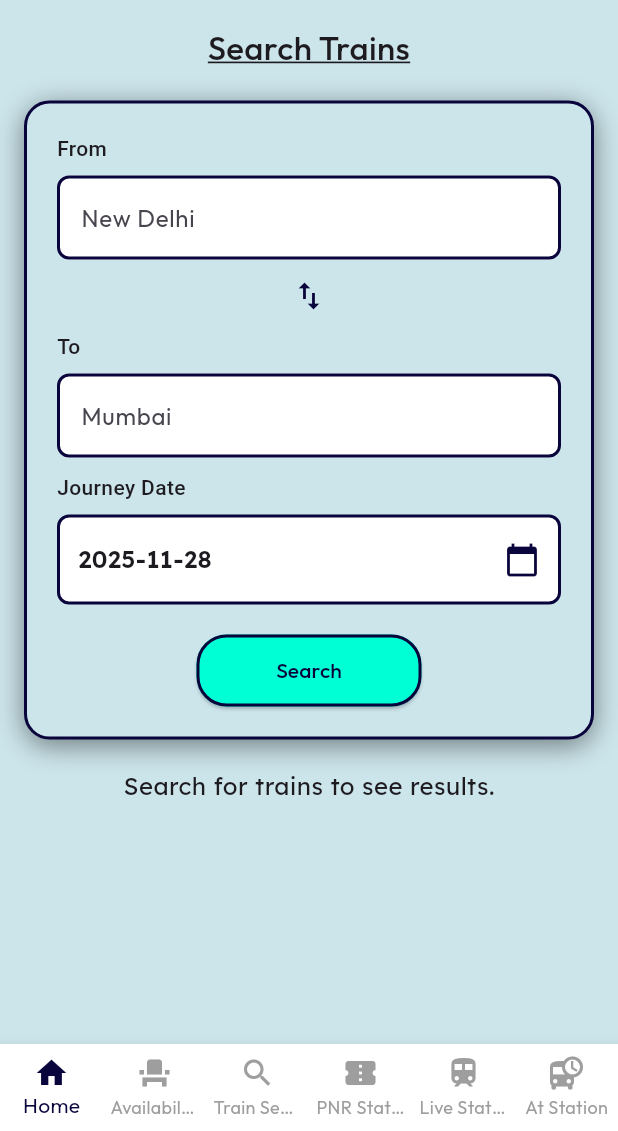
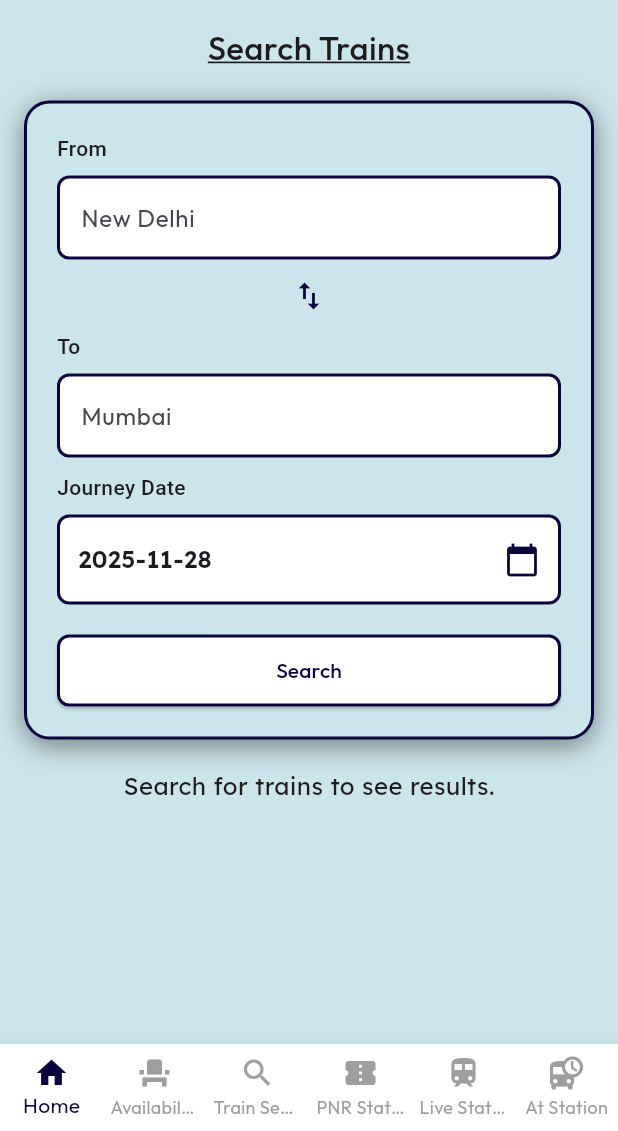
Before and after one commit to kunal7236/easy_rail_app, a Flutter app: the screen it shows after launch, on a phone screen of 412 x 824 dp, the part 105-1236 px from its top. Run offline on Flutter 3.47's test engine with Material 3 defaults, Android fonts, the phone set to English and light mode, and no system bars; our stand-ins replace flutter_dotenv, scrollable_positioned_list; Roboto replaces fonts that are missing (Lemonada, Montserrat).

Commit message:
made the search button wide and white in home_screen

```diff
--- a/lib/screens/home_screen.dart
+++ b/lib/screens/home_screen.dart
@@ -110,16 +110,8 @@ class _HomeScreenState extends State<HomeScreen> {
 
                 // Search Button
                 SizedBox(
-                  width: 150,
+                  width: double.infinity,
                   child: ElevatedButton(
-                    style: ElevatedButton.styleFrom(
-                      backgroundColor: const Color(
-                        0xFF01FFD5,
-                      ), // Your hover color
-                      shape: RoundedRectangleBorder(
-                        borderRadius: BorderRadius.circular(20.0),
-                      ),
-                    ),
                     onPressed: () {
                       context.read<HomeProvider>().searchTrains();
                     },
```
